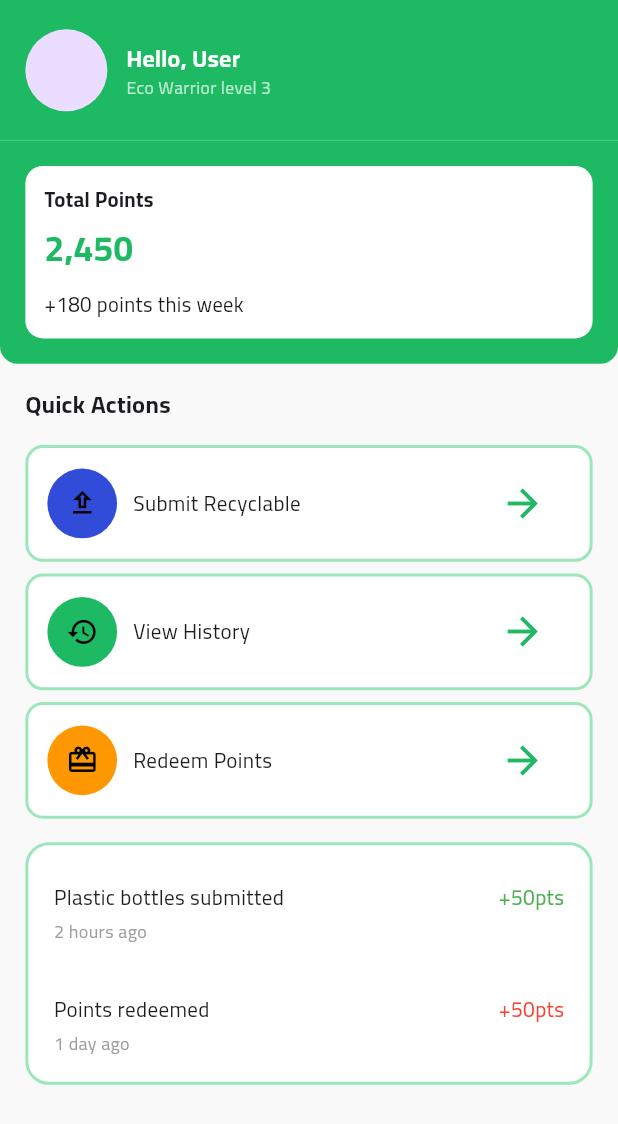
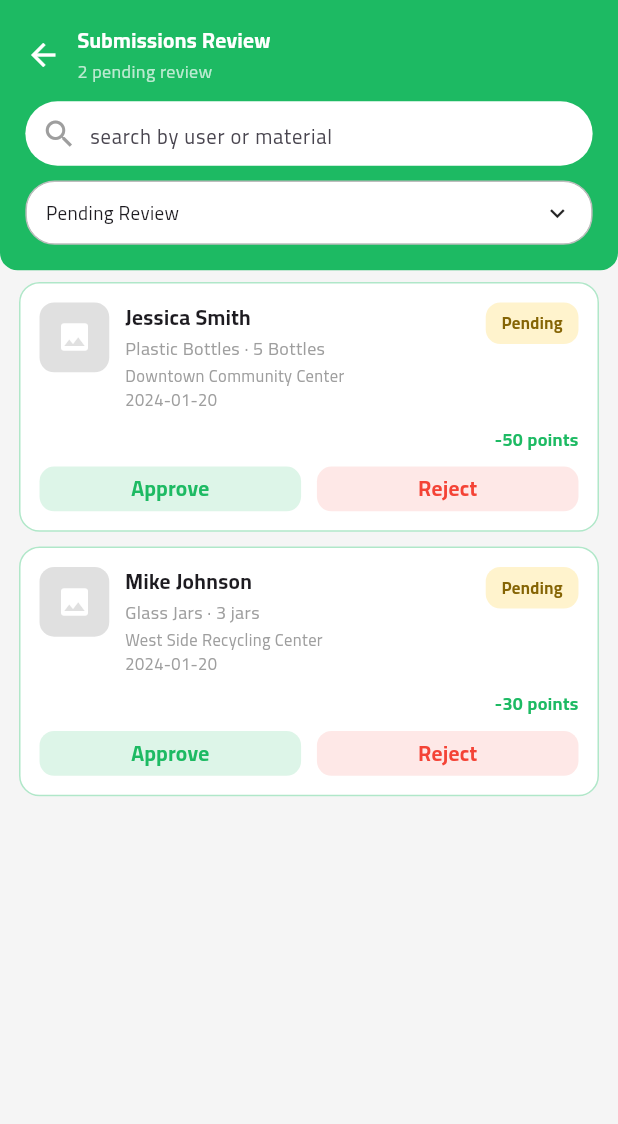
Before and after one commit to malakshalayel/eco_cycle, a Flutter app: the screen it shows after launch, on a phone screen of 412 x 824 dp. Shown: the top 1124 px of the screen. Run offline on Flutter 3.47's test engine with Material 3 defaults, Android fonts, the phone set to English and light mode, and no system bars; our stand-ins replace firebase_auth, firebase_core, flutter_screenutil, flutter_svg, get, get_storage and 2 more; accounts and stored records are empty.

Commit message:
submission admain

```diff
--- a/lib/routes/app_pages.dart
+++ b/lib/routes/app_pages.dart
@@ -1,4 +1,10 @@
 import 'package:eco_cycle/routes/app_routes.dart';
+import 'package:eco_cycle/screens/admin/admin_home/admin_home_bindings.dart';
+import 'package:eco_cycle/screens/admin/admin_home/admin_home_view.dart';
+import 'package:eco_cycle/screens/admin/login/admin_login_binding.dart';
+import 'package:eco_cycle/screens/admin/login/admin_login_view.dart';
+import 'package:eco_cycle/screens/admin/submissions_review/submissions_review_binding.dart';
+import 'package:eco_cycle/screens/admin/submissions_review/submissions_review_view.dart';
 import 'package:eco_cycle/screens/history/history_binding.dart';
 import 'package:eco_cycle/screens/history/history_view.dart';
 import 'package:eco_cycle/screens/home/home_bindings.dart';
@@ -21,7 +27,7 @@ import 'package:get/get.dart';
 
 class AppPages {
   AppPages._();
-  static const INITIAL = Routes.HOME;
+  static const INITIAL = Routes.ADMIN_SUBMISSIONS_REVIEW;
 
   static final routes = <GetPage>[
     GetPage(
@@ -70,5 +76,22 @@ class AppPages {
       page: () => const HomeView(),
       binding: HomeBinding(),
     ),
+     GetPage(
+      name: Routes.ADMIN_LOGIN,
+      page: () => const AdminLoginView(),
+      binding: AdminLoginBinding(),
+    ),
+
+    GetPage(
+      name: Routes.ADMIN_HOME,
+      page: () => const AdminHomeView(),
+      binding: AdminHomeBinding(),
+    ),
+    GetPage(
+      name: Routes.ADMIN_SUBMISSIONS_REVIEW,
+      page: () => const SubmissionsReviewView(),
+      binding: SubmissionsReviewBinding(),
+    ),
+
   ];
 }
--- a/lib/routes/app_routes.dart
+++ b/lib/routes/app_routes.dart
@@ -16,5 +16,5 @@ class Routes {
   // Admin Screens
   static const ADMIN_LOGIN = '/admin-login';
   static const ADMIN_HOME = '/admin-home';
-  static const ADMIN_SUBMISSIONS = '/admin-submissions';
+  static const ADMIN_SUBMISSIONS_REVIEW = '/admin-submissions-review';
 }
--- a/lib/screens/admin/admin_home/admin_home_view.dart
+++ b/lib/screens/admin/admin_home/admin_home_view.dart
@@ -2,7 +2,6 @@ import 'package:flutter/material.dart';
 import 'package:get/get.dart';
 import 'package:flutter_screenutil/flutter_screenutil.dart';
 
-import '../../../constants/app_colors.dart';
 import 'admin_home_controller.dart';
 import 'widgets/admin_home_top_section.dart';
 import 'widgets/quick_actions_section.dart';
--- /dev/null
+++ b/lib/screens/admin/submissions_review/submissions_review_binding.dart
@@ -0,0 +1,9 @@
+import 'package:get/get.dart';
+import 'submissions_review_controller.dart';
+
+class SubmissionsReviewBinding extends Bindings {
+  @override
+  void dependencies() {
+    Get.put<SubmissionsReviewController>(SubmissionsReviewController());
+  }
+}
--- /dev/null
+++ b/lib/screens/admin/submissions_review/submissions_review_controller.dart
@@ -0,0 +1,152 @@
+import 'package:get/get.dart';
+
+enum SubmissionStatus { pending, approved, rejected }
+
+class AdminSubmissionItem {
+  final String id;
+  final String userName;
+  final String materialTitle;
+  final String location;
+  final String date;
+  final int points;
+  SubmissionStatus status;
+  final String? rejectReason;
+
+  AdminSubmissionItem({
+    required this.id,
+    required this.userName,
+    required this.materialTitle,
+    required this.location,
+    required this.date,
+    required this.points,
+    required this.status,
+    this.rejectReason,
+  });
+}
+
+class SubmissionsReviewController extends GetxController {
+  //  UI STATE
+  String searchQuery = '';
+  String selectedFilter = 'Pending Review';
+  bool isFilterOpen = false;
+
+  //  DATA
+  final List<AdminSubmissionItem> _all = [
+    AdminSubmissionItem(
+      id: '1',
+      userName: 'Jessica Smith',
+      materialTitle: 'Plastic Bottles · 5 Bottles',
+      location: 'Downtown Community Center',
+      date: '2024-01-20',
+      points: -50,
+      status: SubmissionStatus.pending,
+    ),
+    AdminSubmissionItem(
+      id: '2',
+      userName: 'Mike Johnson',
+      materialTitle: 'Glass Jars · 3 jars',
+      location: 'West Side Recycling Center',
+      date: '2024-01-20',
+      points: -30,
+      status: SubmissionStatus.pending,
+    ),
+    AdminSubmissionItem(
+      id: '3',
+      userName: 'Sarah Williams',
+      materialTitle: 'Paper/Cardboard · 2 kg',
+      location: 'East End Collection Point',
+      date: '2024-01-19',
+      points: -25,
+      status: SubmissionStatus.approved,
+    ),
+    AdminSubmissionItem(
+      id: '4',
+      userName: 'David Brown',
+      materialTitle: 'Metal Cans · 8 cans',
+      location: 'Central Plaza',
+      date: '2024-01-19',
+      points: -40,
+      status: SubmissionStatus.rejected,
+      rejectReason: 'Rejected: Items not clean enough for recycling',
+    ),
+  ];
+
+  //  FILTER OPTIONS
+  List<String> get filterOptions => const [
+        'All Submissions',
+        'Pending Review',
+        'Approved',
+        'Rejected',
+      ];
+
+  //  ACTIONS
+  void toggleFilter() {
+    isFilterOpen = !isFilterOpen;
+    update();
+  }
+
+
+  void selectFilter(String value) {
+    selectedFilter = value;
+    isFilterOpen = false;
+    update();
+  }
+
+  void onSearchChanged(String value) {
+    searchQuery = value;
+    update();
+  }
+
+  //  FILTERED DATA
+  List<AdminSubmissionItem> get visibleSubmissions {
+    final q = searchQuery.trim().toLowerCase();
+
+    Iterable<AdminSubmissionItem> result = _all;
+
+    // فلترة حسب الحالة
+    if (selectedFilter == 'Pending Review') {
+      result = result.where((e) => e.status == SubmissionStatus.pending);
+    } else if (selectedFilter == 'Approved') {
+      result = result.where((e) => e.status == SubmissionStatus.approved);
+    } else if (selectedFilter == 'Rejected') {
+      result = result.where((e) => e.status == SubmissionStatus.rejected);
+    }
+
+    // فلترة حسب البحث (اسم المستخدم أو المادة)
+    if (q.isNotEmpty) {
+      result = result.where((e) {
+        return e.userName.toLowerCase().contains(q) ||
+            e.materialTitle.toLowerCase().contains(q);
+      });
+    }
+
+    return result.toList();
+  }
+
+  //  HEADER TEXT
+  String get filterSummaryText {
+    switch (selectedFilter) {
+      case 'Pending Review':
+        return '${visibleSubmissions.length} pending review';
+      case 'Approved':
+        return '${visibleSubmissions.length} approved';
+      case 'Rejected':
+        return '${visibleSubmissions.length} rejected';
+      default:
+        return '${visibleSubmissions.length} submissions';
+    }
+  }
+
+  // CARD ACTIONS
+  void approve(String id) {
+    final item = _all.firstWhere((e) => e.id == id);
+    item.status = SubmissionStatus.approved;
+    update();
+  }
+
+  void reject(String id) {
+    final item = _all.firstWhere((e) => e.id == id);
+    item.status = SubmissionStatus.rejected;
+    update();
+  }
+}
--- /dev/null
+++ b/lib/screens/admin/submissions_review/submissions_review_view.dart
@@ -0,0 +1,36 @@
+import 'package:flutter/material.dart';
+import 'package:get/get.dart';
+import 'package:flutter_screenutil/flutter_screenutil.dart';
+
+import 'submissions_review_controller.dart';
+import 'widgets/submissions_top_section.dart';
+import 'widgets/submissions_list_section.dart';
+
+class SubmissionsReviewView extends StatelessWidget {
+  const SubmissionsReviewView({super.key});
+
+  @override
+  Widget build(BuildContext context) {
+    return Scaffold(
+      backgroundColor: const Color(0xFFF5F5F5),
+      body: SafeArea(
+        child: GetBuilder<SubmissionsReviewController>(
+          builder: (controller) {
+            return Column(
+              children: [
+
+                const SubmissionsTopSection(),
+
+
+
+                const Expanded(
+                  child: SubmissionsListSection(),
+                ),
+              ],
+            );
+          },
+        ),
+      ),
+    );
+  }
+}
--- /dev/null
+++ b/lib/screens/admin/submissions_review/widgets/submissions_list_section.dart
@@ -0,0 +1,266 @@
+import 'package:flutter/material.dart';
+import 'package:get/get.dart';
+import 'package:flutter_screenutil/flutter_screenutil.dart';
+
+import '../../../../constants/app_colors.dart';
+import '../submissions_review_controller.dart';
+
+class SubmissionsListSection extends StatelessWidget {
+  const SubmissionsListSection({super.key});
+
+  @override
+  Widget build(BuildContext context) {
+    return GetBuilder<SubmissionsReviewController>(
+      builder: (controller) {
+        final items = controller.visibleSubmissions;
+
+        if (items.isEmpty) {
+          return Center(
+            child: Text(
+              'No submissions found',
+              style: TextStyle(
+                fontSize: 14.sp,
+                color: Colors.grey,
+              ),
+            ),
+          );
+        }
+
+        return ListView.separated(
+          padding: EdgeInsets.symmetric(horizontal: 12.w, vertical: 8.h),
+          itemCount: items.length,
+          separatorBuilder: (_, __) => SizedBox(height: 10.h),
+          itemBuilder: (context, index) {
+            return _SubmissionCard(item: items[index]);
+          },
+        );
+      },
+    );
+  }
+}
+
+class _SubmissionCard extends StatelessWidget {
+  final AdminSubmissionItem item;
+
+  const _SubmissionCard({required this.item});
+
+  @override
+  Widget build(BuildContext context) {
+    final c = Get.find<SubmissionsReviewController>();
+
+    return Container(
+      padding: EdgeInsets.all(12.w),
+      decoration: BoxDecoration(
+        color: Colors.white,
+        borderRadius: BorderRadius.circular(14.r),
+        border: Border.all(color: AppColors.primary.withOpacity(0.35)),
+      ),
+      child: Column(
+        crossAxisAlignment: CrossAxisAlignment.start,
+        children: [
+          // Top info row
+          Row(
+            crossAxisAlignment: CrossAxisAlignment.start,
+            children: [
+              Container(
+                width: 44.w,
+                height: 44.w,
+                decoration: BoxDecoration(
+                  color: Colors.grey.shade300,
+                  borderRadius: BorderRadius.circular(10.r),
+                ),
+                child: const Icon(Icons.image, color: Colors.white),
+              ),
+              SizedBox(width: 10.w),
+              Expanded(
+                child: Column(
+                  crossAxisAlignment: CrossAxisAlignment.start,
+                  children: [
+                    Text(
+                      item.userName,
+                      style: const TextStyle(fontWeight: FontWeight.w600),
+                    ),
+                    SizedBox(height: 2.h),
+                    Text(
+                      item.materialTitle,
+                      style: const TextStyle(
+                        color: Colors.grey,
+                        fontSize: 12,
+                      ),
+                    ),
+                    SizedBox(height: 2.h),
+                    Text(
+                      '${item.location}\n${item.date}',
+                      style: const TextStyle(
+                        color: Colors.grey,
+                        fontSize: 11,
+                      ),
+                    ),
+                  ],
+                ),
+              ),
+              _StatusBadge(status: item.status),
+            ],
+          ),
+
+          SizedBox(height: 10.h),
+
+          // Points
+          Align(
+            alignment: Alignment.centerRight,
+            child: Text(
+              '${item.points} points',
+              style: const TextStyle(
+                color: AppColors.primary,
+                fontSize: 12,
+                fontWeight: FontWeight.w600,
+              ),
+            ),
+          ),
+
+          SizedBox(height: 10.h),
+
+          // Bottom section depends on status
+          if (item.status == SubmissionStatus.pending) ...[
+            Row(
+              children: [
+                Expanded(
+                  child: _ActionButton(
+                    text: 'Approve',
+                    bg: AppColors.primary.withOpacity(0.15),
+                    fg: AppColors.primary,
+                    onTap: () => c.approve(item.id),
+                  ),
+                ),
+                SizedBox(width: 10.w),
+                Expanded(
+                  child: _ActionButton(
+                    text: 'Reject',
+                    bg: Colors.red.withOpacity(0.12),
+                    fg: Colors.red,
+                    onTap: () => c.reject(item.id),
+                  ),
+                ),
+              ],
+            ),
+          ] else if (item.status == SubmissionStatus.approved) ...[
+            Text(
+              'Approved and points awarded',
+              style: TextStyle(
+                color: AppColors.primary,
+                fontSize: 12.sp,
+                fontWeight: FontWeight.w600,
+              ),
+            ),
+          ] else ...[
+            if (item.rejectReason != null)
+              Container(
+                padding: EdgeInsets.symmetric(
+                  horizontal: 10.w,
+                  vertical: 8.h,
+                ),
+                decoration: BoxDecoration(
+                  color: Colors.red.withOpacity(0.08),
+                  borderRadius: BorderRadius.circular(10.r),
+                  border: Border.all(
+                    color: Colors.red.withOpacity(0.35),
+                  ),
+                ),
+                child: Text(
+                  item.rejectReason!,
+                  style: const TextStyle(
+                    color: Colors.red,
+                    fontSize: 12,
+                  ),
+                ),
+              ),
+          ],
+        ],
+      ),
+    );
+  }
+}
+
+class _StatusBadge extends StatelessWidget {
+  final SubmissionStatus status;
+
+  const _StatusBadge({required this.status});
+
+  @override
+  Widget build(BuildContext context) {
+    late final String text;
+    late final Color bg;
+    late final Color fg;// لون النص
+
+    switch (status) {
+      case SubmissionStatus.pending:
+        text = 'Pending';
+        bg = const Color(0xFFFFF3CD);
+        fg = const Color(0xFF856404);
+        break;
+      case SubmissionStatus.approved:
+        text = 'Approved';
+        bg = const Color(0xFFD4EDDA);
+        fg = const Color(0xFF155724);
+        break;
+      case SubmissionStatus.rejected:
+        text = 'Rejected';
+        bg = const Color(0xFFF8D7DA);
+        fg = const Color(0xFF721C24);
+        break;
+    }
+
+    return Container(
+      padding: EdgeInsets.symmetric(horizontal: 10.w, vertical: 6.h),
+      decoration: BoxDecoration(
+        color: bg,
+        borderRadius: BorderRadius.circular(10.r),
+      ),
+      child: Text(
+        text,
+        style: TextStyle(
+          color: fg,
+          fontSize: 11,
+          fontWeight: FontWeight.w600,
+        ),
+      ),
+    );
+  }
+}
+
+class _ActionButton extends StatelessWidget {
+  final String text;
+  final Color bg;
+  final Color fg;
+  final VoidCallback onTap;
+
+  const _ActionButton({
+    required this.text,
+    required this.bg,
+    required this.fg,
+    required this.onTap,
+  });
+
+  @override
+  Widget build(BuildContext context) {
+    return InkWell(
+      onTap: onTap,
+      borderRadius: BorderRadius.circular(10.r),
+      child: Container(
+        padding: EdgeInsets.symmetric(vertical: 5.h),
+        decoration: BoxDecoration(
+          color: bg,
+          borderRadius: BorderRadius.circular(10.r),
+        ),
+        alignment: Alignment.center,
+        child: Text(
+          text,
+          style: TextStyle(
+            color: fg,
+            fontWeight: FontWeight.w600,
+          ),
+        ),
+      ),
+    );
+  }
+}
--- /dev/null
+++ b/lib/screens/admin/submissions_review/widgets/submissions_top_section.dart
@@ -0,0 +1,171 @@
+import 'package:flutter/material.dart';
+import 'package:get/get.dart';
+import 'package:flutter_screenutil/flutter_screenutil.dart';
+import '../../../../constants/app_colors.dart';
+import '../submissions_review_controller.dart';
+
+class SubmissionsTopSection extends StatelessWidget {
+  const SubmissionsTopSection({super.key});
+
+  @override
+  Widget build(BuildContext context) {
+    return GetBuilder<SubmissionsReviewController>(
+      builder: (controller) {
+        return Container(
+          decoration: BoxDecoration(
+            color: AppColors.primary,
+            borderRadius: BorderRadius.only(
+              bottomLeft: Radius.circular(12.r),
+              bottomRight: Radius.circular(12.r),
+            ),
+          ),
+          padding: EdgeInsets.all(16.w),
+          child: Column(
+            crossAxisAlignment: CrossAxisAlignment.start,
+            children: [
+              //  Header
+              Row(
+                children: [
+                  InkWell(
+                    onTap: () => Get.back(),
+                    child: const Icon(Icons.arrow_back, color: Colors.white),
+                  ),
+                  SizedBox(width: 10.w),
+                  Expanded(
+                    child: Column(
+                      crossAxisAlignment: CrossAxisAlignment.start,
+                      children: [
+                        const Text(
+                          'Submissions Review',
+                          style: TextStyle(
+                            color: Colors.white,
+                            fontWeight: FontWeight.bold,
+                          ),
+                        ),
+                        SizedBox(height: 2.h),
+                        Text(
+                          controller.filterSummaryText,
+                          style: const TextStyle(
+                            color: Colors.white70,
+                            fontSize: 12,
+                          ),
+                        ),
+                      ],
+                    ),
+                  ),
+                ],
+              ),
+
+              SizedBox(height: 12.h),
+
+              //  Search
+              Container(
+                height: 44.h,
+                padding: EdgeInsets.symmetric(horizontal: 10.w),
+                decoration: BoxDecoration(
+                  color: Colors.white,
+                  borderRadius: BorderRadius.circular(24.r),
+                ),
+                child: Row(
+                  children: [
+                    const Icon(Icons.search, color: Colors.grey),
+                    SizedBox(width: 8.w),
+                    Expanded(
+                      child: TextField(
+                        onChanged: controller.onSearchChanged,
+                        style: TextStyle(fontSize: 14.sp),
+                        decoration: const InputDecoration(
+                          border: InputBorder.none,
+                          hintText: 'search by user or material',
+                        ),
+                      ),
+                    ),
+                  ],
+                ),
+              ),
+
+              SizedBox(height: 10.h),
+
+              //  Filter Field
+              InkWell(
+                onTap: controller.toggleFilter,
+                child: Container(
+                  height: 44.h,
+                  padding: EdgeInsets.symmetric(horizontal: 12.w),
+                  decoration: BoxDecoration(
+                    color: Colors.white,
+                    borderRadius: BorderRadius.circular(20.r),
+                    border: Border.all(color: Colors.grey.shade400),
+                  ),
+                  child: Row(
+                    children: [
+                      Expanded(
+                        child: Text(
+                          controller.selectedFilter,
+                          style: TextStyle(fontSize: 13.sp),
+                        ),
+                      ),
+                      Icon(
+                        controller.isFilterOpen
+                            ? Icons.keyboard_arrow_up
+                            : Icons.keyboard_arrow_down,
+                        size: 20.sp,
+                      ),
+                    ],
+                  ),
+                ),
+              ),
+              if (controller.isFilterOpen) ...[
+                SizedBox(height: 6.h),
+                Container(
+                  height: 164.h,
+                  decoration: BoxDecoration(
+                    color: Colors.white,
+                    borderRadius: BorderRadius.circular(6.r),
+                    border: Border.all(
+                      width: 1,
+                      color: Colors.black.withOpacity(0.5),
+                    ),
+                    boxShadow: [
+                      BoxShadow(
+                        color: Colors.black.withOpacity(0.08),
+                        blurRadius: 8,
+                      ),
+                    ],
+                  ),
+                  child: ListView(
+                    padding: EdgeInsets.zero,
+                    children: controller.filterOptions.map((item) {
+                      final isSelected = item == controller.selectedFilter;
+
+                      return InkWell(
+                        onTap: () => controller.selectFilter(item),
+                        child: Container(
+                          height: 32.h,
+                          padding: EdgeInsets.symmetric(horizontal: 12.w),
+                          alignment: Alignment.centerLeft,
+                          color: isSelected
+                              ? AppColors.greyLight
+                              : Colors.transparent,
+                          child: Text(
+                            item,
+                            style: TextStyle(
+                              fontSize: 13.sp,
+                              fontWeight: isSelected
+                                  ? FontWeight.w600
+                                  : FontWeight.normal,
+                            ),
+                          ),
+                        ),
+                      );
+                    }).toList(),
+                  ),
+                ),
+              ],
+            ],
+          ),
+        );
+      },
+    );
+  }
+}
--- a/lib/services/language_services.dart
+++ b/lib/services/language_services.dart
@@ -1,5 +1,4 @@
 import 'dart:ui';
-
 import 'package:get/get.dart';
 import 'package:get_storage/get_storage.dart';
 
```
Also changed, not shown: lib/screens/history/history_view.dart (+6 -2 lines), lib/screens/history/widgets/history_item_card.dart (+2 -6 lines).
